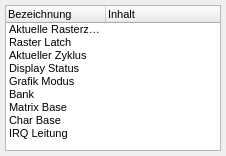
This is src/debugger_vic_window.ui in ThKattanek/emu64 as Qt 5 draws it before an edit. The edited form follows.
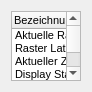
This is the edited form. Custom widgets are drawn as their Qt base class.

```diff
--- a/src/debugger_vic_window.ui
+++ b/src/debugger_vic_window.ui
@@ -6,22 +6,16 @@
    <rect>
     <x>0</x>
     <y>0</y>
-    <width>226</width>
-    <height>156</height>
+    <width>88</width>
+    <height>88</height>
    </rect>
   </property>
   <property name="windowTitle">
    <string>VIC</string>
   </property>
+  <layout class="QGridLayout" name="gridLayout">
+   <item row="0" column="0">
   <widget class="TreeWidgetMod" name="OutputList">
-   <property name="geometry">
-    <rect>
-     <x>5</x>
-     <y>5</y>
-     <width>216</width>
-     <height>146</height>
-    </rect>
-   </property>
    <property name="font">
     <font>
      <pointsize>8</pointsize>
@@ -98,6 +92,8 @@
     </property>
    </item>
   </widget>
+   </item>
+  </layout>
  </widget>
  <customwidgets>
   <customwidget>
```
Lines whose indentation alone changed are shown as unchanged.
